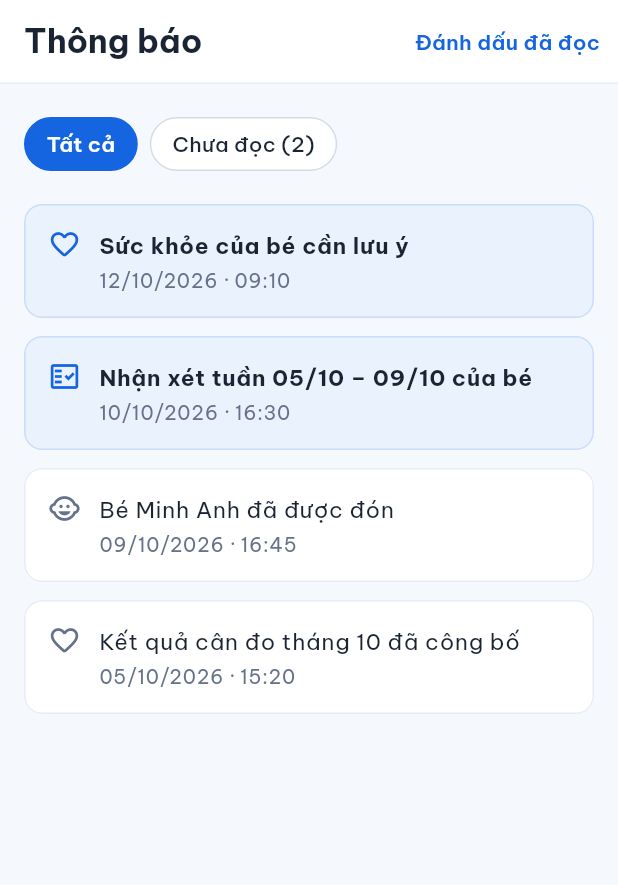
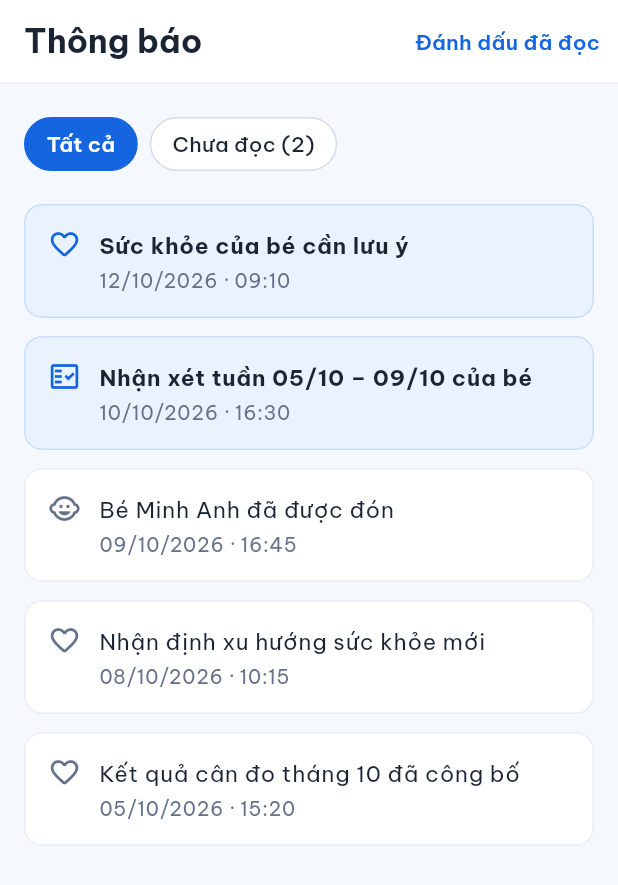
Before and after one commit to thang-04/CareNest_APP, a Flutter app: the NotificationsScreen screen opened directly with empty values, on a phone screen of 412 x 824 dp. Shown: the top 885 px of the screen. Run offline on Flutter 3.47's test engine with Material 3 defaults, Android fonts, the phone set to English and light mode, and no system bars; our stand-ins replace go_router.

Commit message:
G94-334: Show health trend approval notices
- Map BE HEALTH_TREND_APPROVED with the health icon and health screen action

```diff
--- a/lib/features/notifications/data/fake_notification_source.dart
+++ b/lib/features/notifications/data/fake_notification_source.dart
@@ -2,7 +2,8 @@ import 'package:carenest_app/features/account/domain/account_profile.dart';
 import 'package:carenest_app/features/notifications/domain/app_notification.dart';
 
 /// Dữ liệu giả theo loại BE `NotificationType` mỗi role nhận (PAR-07); khớp dữ liệu giả các màn khác
-/// (bé Minh Anh, lớp Mầm 3A). Câu chữ mô phỏng nội dung BE soạn, không kèm dữ liệu sức khỏe.
+/// (bé Minh Anh, lớp Mầm 3A). Câu chữ mô phỏng nội dung BE soạn, không kèm dữ liệu sức khỏe — trừ nhận định xu hướng
+/// đã duyệt: BE gửi tổng quan giáo viên đã duyệt (HLT-21), push trên màn khóa vẫn chỉ ghi "Thông tin sức khỏe".
 class FakeNotificationSource implements NotificationSource {
   const FakeNotificationSource();
 
@@ -35,6 +36,16 @@ class FakeNotificationSource implements NotificationSource {
         title: 'Bé Minh Anh đã được đón',
         sentAt: DateTime(2026, 10, 9, 16, 45),
         body: 'Bé đã được trả cho người đón lúc 16:45.',
+        childId: 'child-1',
+        tag: 'Bé Nguyễn Minh Anh · Mầm 3A',
+      ),
+      AppNotification(
+        id: 'p5',
+        type: NotificationType.healthTrendApproved,
+        title: 'Nhận định xu hướng sức khỏe mới',
+        sentAt: DateTime(2026, 10, 8, 10, 15),
+        body:
+            'Trong 6 tháng qua, trẻ phát triển ổn định: cân nặng tăng 0,6 kg, chiều cao tăng 3 cm, các chỉ số trong khoảng chuẩn WHO.',
         childId: 'child-1',
         tag: 'Bé Nguyễn Minh Anh · Mầm 3A',
       ),
--- a/lib/features/notifications/domain/app_notification.dart
+++ b/lib/features/notifications/domain/app_notification.dart
@@ -15,6 +15,7 @@ enum NotificationType {
   healthResultPublished('HEALTH_RESULT_PUBLISHED'),
   healthResultUpdated('HEALTH_RESULT_UPDATED'),
   healthCheckOpened('HEALTH_CHECK_OPENED'),
+  healthTrendApproved('HEALTH_TREND_APPROVED'),
   childPlaced('CHILD_PLACED'),
   attendanceDayUnlocked('ATTENDANCE_DAY_UNLOCKED'),
   eduSubmitted('EDU_SUBMITTED'),
--- a/lib/features/notifications/presentation/notification_icons.dart
+++ b/lib/features/notifications/presentation/notification_icons.dart
@@ -10,6 +10,7 @@ IconData notificationIcon(NotificationType type) => switch (type) {
   NotificationType.childWithdrawn => AppIcons.child,
   NotificationType.healthResultPublished ||
   NotificationType.healthResultUpdated ||
+  NotificationType.healthTrendApproved ||
   NotificationType.healthCheckOpened ||
   NotificationType.dailyHealthNoted ||
   NotificationType.childTbContact ||
@@ -43,7 +44,8 @@ String? notificationAction(NotificationType type) => switch (type) {
   NotificationType.childPickedUp ||
   NotificationType.dailyHealthNoted => 'Xem hôm nay của bé',
   NotificationType.healthResultPublished ||
-  NotificationType.healthResultUpdated => 'Xem sức khỏe của bé',
+  NotificationType.healthResultUpdated ||
+  NotificationType.healthTrendApproved => 'Xem sức khỏe của bé',
   NotificationType.weeklyCommentSent => 'Xem nhận xét của bé',
   NotificationType.leaveRequestChanged => 'Xem đơn nghỉ của lớp',
   NotificationType.childPlaced => 'Xem lớp học',
```
Also changed, not shown: 2 other files.
